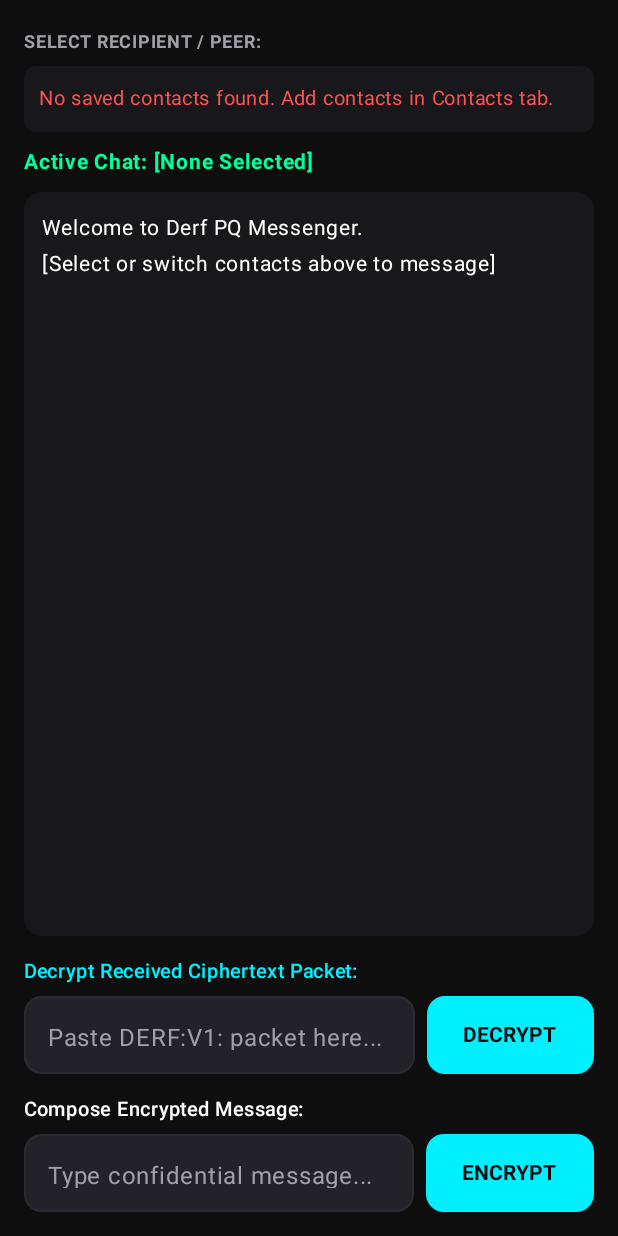
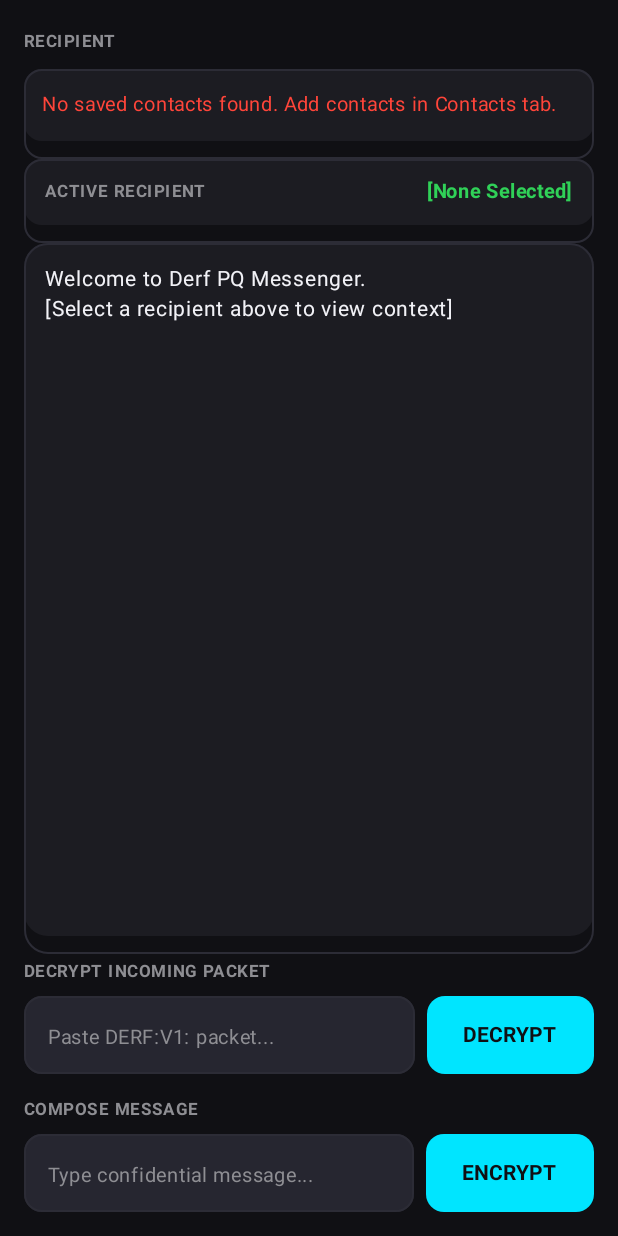
Before and after one commit to AM2201NE/Derf, an Android app built with Jetpack Compose: the composable ChatComposeScreen shown on its own in the app's theme, on a phone screen of 412 x 824 dp. Run offline under Robolectric (Android 15) with nearby library versions, the phone set to English and light mode, and no system bars; libraries missing offline, so code that uses them is left out: com.chaquo.python; 5 statements that could not run were skipped.

Commit message:
Refine Apple HIG layout, fix public key clipboard copy, and eliminate emojis.
Co-authored-by: AM2201NE <190407434+AM2201NE@users.noreply.github.com>

```diff
--- a/android/app/src/main/java/com/derf/pq/ChatScreen.kt
+++ b/android/app/src/main/java/com/derf/pq/ChatScreen.kt
@@ -1,6 +1,7 @@
 package com.derf.pq
 
 import androidx.compose.foundation.background
+import androidx.compose.foundation.border
 import androidx.compose.foundation.layout.*
 import androidx.compose.foundation.lazy.LazyColumn
 import androidx.compose.foundation.lazy.LazyRow
@@ -8,6 +9,7 @@ import androidx.compose.foundation.lazy.items
 import androidx.compose.foundation.shape.RoundedCornerShape
 import androidx.compose.material3.*
 import androidx.compose.runtime.*
+import androidx.compose.ui.Alignment
 import androidx.compose.ui.Modifier
 import androidx.compose.ui.text.font.FontWeight
 import androidx.compose.ui.unit.dp
@@ -17,9 +19,10 @@ import com.chaquo.python.Python
 @OptIn(ExperimentalMaterial3Api::class)
 @Composable
 fun ChatComposeScreen() {
+    val clipboardManager = androidx.compose.ui.platform.LocalClipboardManager.current
     var activePeer by remember { mutableStateOf<String?>(null) }
     var contactsList by remember { mutableStateOf<List<String>>(emptyList()) }
-    var chatTranscript by remember { mutableStateOf("Welcome to Derf PQ Messenger.\n[Select or switch contacts above to message]\n") }
+    var chatTranscript by remember { mutableStateOf("Welcome to Derf PQ Messenger.\n[Select a recipient above to view context]\n") }
     var messageText by remember { mutableStateOf("") }
     var packetText by remember { mutableStateOf("") }
     var bannerStatus by remember { mutableStateOf("") }
@@ -45,96 +48,120 @@ fun ChatComposeScreen() {
             .background(ObsidianBackground)
             .padding(16.dp)
     ) {
-        // Active Peer Header & Selector Row
+        // Recipient Selection Header
         Text(
-            text = "SELECT RECIPIENT / PEER:",
+            text = "RECIPIENT",
             color = MutedText,
-            fontSize = 12.sp,
+            fontSize = 11.sp,
             fontWeight = FontWeight.Bold,
-            modifier = Modifier.padding(bottom = 4.dp)
+            letterSpacing = 1.sp,
+            modifier = Modifier.padding(bottom = 6.dp)
         )
 
         if (contactsList.isEmpty()) {
             Surface(
                 color = CardSurface,
-                shape = RoundedCornerShape(8.dp),
+                shape = RoundedCornerShape(12.dp),
                 modifier = Modifier
                     .fillMaxWidth()
-                    .padding(bottom = 8.dp)
+                    .border(1.dp, BorderColor, RoundedCornerShape(12.dp))
+                    .padding(bottom = 12.dp)
             ) {
                 Text(
                     text = "No saved contacts found. Add contacts in Contacts tab.",
                     color = ErrorRed,
                     fontSize = 13.sp,
-                    modifier = Modifier.padding(10.dp)
+                    modifier = Modifier.padding(12.dp)
                 )
             }
         } else {
-            // Horizontal Chip List for Instant Peer Switching
+            // HIG Segmented Recipient Selector
             LazyRow(
                 horizontalArrangement = Arrangement.spacedBy(8.dp),
                 modifier = Modifier
                     .fillMaxWidth()
-                    .padding(bottom = 8.dp)
+                    .padding(bottom = 12.dp)
             ) {
                 items(contactsList) { peer ->
                     val isSelected = peer == activePeer
-                    FilterChip(
-                        selected = isSelected,
+                    Surface(
                         onClick = {
                             activePeer = peer
-                            bannerStatus = "Switched active recipient to '$peer'"
+                            bannerStatus = "Active recipient: $peer"
                         },
-                        label = {
-                            Text(
-                                text = if (isSelected) "🟢 $peer" else peer,
-                                fontWeight = if (isSelected) FontWeight.Bold else FontWeight.Normal,
-                                color = if (isSelected) ObsidianBackground else CrispWhite
-                            )
-                        },
-                        colors = FilterChipDefaults.filterChipColors(
-                            selectedContainerColor = ElectricCyan,
-                            containerColor = CardSurface
-                        ),
-                        border = FilterChipDefaults.filterChipBorder(
-                            enabled = true,
-                            selected = isSelected,
-                            borderColor = BorderColor,
-                            selectedBorderColor = ElectricCyan
+                        shape = RoundedCornerShape(20.dp),
+                        color = if (isSelected) ElectricCyan else CardSurface,
+                        modifier = Modifier.border(
+                            1.dp,
+                            if (isSelected) ElectricCyan else BorderColor,
+                            RoundedCornerShape(20.dp)
                         )
-                    )
+                    ) {
+                        Text(
+                            text = peer,
+                            fontSize = 13.sp,
+                            fontWeight = if (isSelected) FontWeight.Bold else FontWeight.Medium,
+                            color = if (isSelected) ObsidianBackground else CrispWhite,
+                            modifier = Modifier.padding(horizontal = 16.dp, vertical = 8.dp)
+                        )
+                    }
                 }
             }
         }
 
-        // Active Peer Status Indicator
-        Text(
-            text = if (activePeer != null) "Active Chat: $activePeer" else "Active Chat: [None Selected]",
-            color = ActiveGreen,
-            fontSize = 14.sp,
-            fontWeight = FontWeight.Bold,
-            modifier = Modifier.padding(bottom = 8.dp)
-        )
-
-        // Chat Transcript Box
+        // Active Peer Status Indicator Card
         Surface(
             color = CardSurface,
             shape = RoundedCornerShape(12.dp),
             modifier = Modifier
                 .fillMaxWidth()
+                .border(1.dp, BorderColor, RoundedCornerShape(12.dp))
+                .padding(bottom = 12.dp)
+        ) {
+            Row(
+                modifier = Modifier
+                    .fillMaxWidth()
+                    .padding(horizontal = 14.dp, vertical = 10.dp),
+                verticalAlignment = Alignment.CenterVertically,
+                horizontalArrangement = Arrangement.SpaceBetween
+            ) {
+                Text(
+                    text = "ACTIVE RECIPIENT",
+                    color = MutedText,
+                    fontSize = 11.sp,
+                    fontWeight = FontWeight.Bold,
+                    letterSpacing = 1.sp
+                )
+                Text(
+                    text = activePeer ?: "[None Selected]",
+                    color = ActiveGreen,
+                    fontSize = 13.sp,
+                    fontWeight = FontWeight.Bold
+                )
+            }
+        }
+
+        // Chat Transcript Container (Apple Card Style)
+        Surface(
+            color = CardSurface,
+            shape = RoundedCornerShape(16.dp),
+            modifier = Modifier
+                .fillMaxWidth()
                 .weight(1f)
+                .border(1.dp, BorderColor, RoundedCornerShape(16.dp))
                 .padding(bottom = 12.dp)
         ) {
             LazyColumn(
                 modifier = Modifier
                     .fillMaxSize()
-                    .padding(12.dp)
+                    .padding(14.dp)
             ) {
                 item {
                     Text(
                         text = chatTranscript,
                         color = CrispWhite,
-                        fontSize = 14.sp
+                        fontSize = 14.sp,
+                        lineHeight = 20.sp
                     )
                 }
             }
@@ -144,17 +171,18 @@ fun ChatComposeScreen() {
             Text(
                 text = bannerStatus,
                 color = ElectricCyan,
-                fontSize = 13.sp,
+                fontSize = 12.sp,
                 modifier = Modifier.padding(bottom = 8.dp)
             )
         }
 
         // Decryption Section
         Text(
-            text = "Decrypt Received Ciphertext Packet:",
-            color = ElectricCyan,
-            fontSize = 13.sp,
-            fontWeight = FontWeight.SemiBold,
+            text = "DECRYPT INCOMING PACKET",
+            color = MutedText,
+            fontSize = 11.sp,
+            fontWeight = FontWeight.Bold,
+            letterSpacing = 1.sp,
             modifier = Modifier.padding(bottom = 4.dp)
         )
         Row(
@@ -166,7 +194,7 @@ fun ChatComposeScreen() {
             OutlinedTextField(
                 value = packetText,
                 onValueChange = { packetText = it },
-                placeholder = { Text("Paste DERF:V1: packet here...", color = MutedText) },
+                placeholder = { Text("Paste DERF:V1: packet...", color = MutedText, fontSize = 13.sp) },
                 singleLine = true,
                 shape = RoundedCornerShape(12.dp),
                 colors = OutlinedTextFieldDefaults.colors(
@@ -214,10 +242,11 @@ fun ChatComposeScreen() {
 
         // Composer Section
         Text(
-            text = "Compose Encrypted Message:",
-            color = CrispWhite,
-            fontSize = 13.sp,
-            fontWeight = FontWeight.SemiBold,
+            text = "COMPOSE MESSAGE",
+            color = MutedText,
+            fontSize = 11.sp,
+            fontWeight = FontWeight.Bold,
+            letterSpacing = 1.sp,
             modifier = Modifier.padding(bottom = 4.dp)
         )
         Row(
@@ -227,7 +256,7 @@ fun ChatComposeScreen() {
             OutlinedTextField(
                 value = messageText,
                 onValueChange = { messageText = it },
-                placeholder = { Text("Type confidential message...", color = MutedText) },
+                placeholder = { Text("Type confidential message...", color = MutedText, fontSize = 13.sp) },
                 singleLine = true,
                 shape = RoundedCornerShape(12.dp),
                 colors = OutlinedTextFieldDefaults.colors(
@@ -255,6 +284,7 @@ fun ChatComposeScreen() {
                         val derf = py.getModule("Derf")
                         val cipherText = derf.callAttr("encrypt_alien_stack", messageText, activePeer, derf.get("idn")).toString()
                         if (cipherText.isNotBlank() && cipherText != "None") {
+                            clipboardManager.setText(androidx.compose.ui.text.AnnotatedString(cipherText))
                             derf.callAttr("safe_copy", cipherText)
                             chatTranscript += "\n[Me -> $activePeer]: $messageText\n[Ciphertext copied to clipboard]\n"
                             messageText = ""
--- a/android/app/src/main/java/com/derf/pq/MainActivity.kt
+++ b/android/app/src/main/java/com/derf/pq/MainActivity.kt
@@ -183,7 +183,7 @@ fun MainAppScreen() {
                                     verticalAlignment = Alignment.CenterVertically
                                 ) {
                                     Text(
-                                        text = "⚡ Enable Quick-Peek Accessibility Overlay for in-place decryption",
+                                        text = " Enable Quick-Peek Accessibility Overlay for in-place decryption",
                                         color = ElectricCyan,
                                         fontSize = 12.sp,
                                         modifier = Modifier.weight(1f)
--- a/android/app/src/main/java/com/derf/pq/PairingScreen.kt
+++ b/android/app/src/main/java/com/derf/pq/PairingScreen.kt
@@ -13,6 +13,7 @@ import com.chaquo.python.Python
 
 @Composable
 fun PairingComposeScreen() {
+    val clipboardManager = androidx.compose.ui.platform.LocalClipboardManager.current
     var activePeer by remember { mutableStateOf<String?>(null) }
     var bannerStatus by remember { mutableStateOf("") }
 
@@ -82,6 +83,7 @@ fun PairingComposeScreen() {
                         val pendPath = derf.callAttr("P", "lc_pending_$activePeer.json").toString()
                         derf.callAttr("vsave", pendPath, pend)
                         val invB64 = derf.callAttr("b64", reqBlob).toString()
+                        clipboardManager.setText(androidx.compose.ui.text.AnnotatedString(invB64))
                         derf.callAttr("safe_copy", invB64)
                         bannerStatus = "Handshake invite copied to clipboard! Send to $activePeer."
                     } catch (e: Exception) {
@@ -117,6 +119,7 @@ fun PairingComposeScreen() {
                         derf.callAttr("contact_add", peerName, peerPub)
                         activePeer = peerName
                         val rspB64 = derf.callAttr("b64", rspBlob).toString()
+                        clipboardManager.setText(androidx.compose.ui.text.AnnotatedString(rspB64))
                         derf.callAttr("safe_copy", rspB64)
                         val code = derf.callAttr("safety_code", derf.callAttr("id_fp", derf.callAttr("id_bundle", idn)), derf.callAttr("id_fp", peerPub)).toString()
                         bannerStatus = "Invite accepted & reply copied! Safety Code: $code"
--- a/android/app/src/main/java/com/derf/pq/Theme.kt
+++ b/android/app/src/main/java/com/derf/pq/Theme.kt
@@ -5,21 +5,22 @@ import androidx.compose.material3.MaterialTheme
 import androidx.compose.runtime.Composable
 import androidx.compose.ui.graphics.Color
 
-val ObsidianBackground = Color(0xFF0E0E0E)
-val CardSurface        = Color(0xFF18181C)
-val InputSurface       = Color(0xFF222228)
-val ElectricCyan       = Color(0xFF00F0FF)
-val ActiveGreen        = Color(0xFF00FF9D)
-val CrispWhite         = Color(0xFFFFFFFF)
-val MutedText          = Color(0xFFA0A0A8)
-val BorderColor        = Color(0xFF2A2A32)
-val ErrorRed           = Color(0xFFFF5252)
+// Apple HIG / Frosted Obsidian Material Tokens
+val ObsidianBackground = Color(0xFF101014)
+val CardSurface        = Color(0xFF1C1C22)
+val InputSurface       = Color(0xFF262630)
+val ElectricCyan       = Color(0xFF00E5FF)
+val ActiveGreen        = Color(0xFF30D158)
+val CrispWhite         = Color(0xFFF2F2F7)
+val MutedText          = Color(0xFF8E8E93)
+val BorderColor        = Color(0xFF2C2C36)
+val ErrorRed           = Color(0xFFFF453A)
 
-private val StitchDarkColorScheme = darkColorScheme(
+private val AppleDesignColorScheme = darkColorScheme(
     primary = ElectricCyan,
-    onPrimary = ObsidianBackground,
+    onPrimary = Color(0xFF000000),
     secondary = ActiveGreen,
-    onSecondary = ObsidianBackground,
+    onSecondary = Color(0xFF000000),
     background = ObsidianBackground,
     onBackground = CrispWhite,
     surface = CardSurface,
@@ -34,7 +35,7 @@ private val StitchDarkColorScheme = darkColorScheme(
 @Composable
 fun DerfStitchTheme(content: @Composable () -> Unit) {
     MaterialTheme(
-        colorScheme = StitchDarkColorScheme,
+        colorScheme = AppleDesignColorScheme,
         content = content
     )
 }
```
Also changed, not shown: android/app/src/main/java/com/derf/pq/IdentityScreen.kt (+12 -5 lines), 4 other files.
